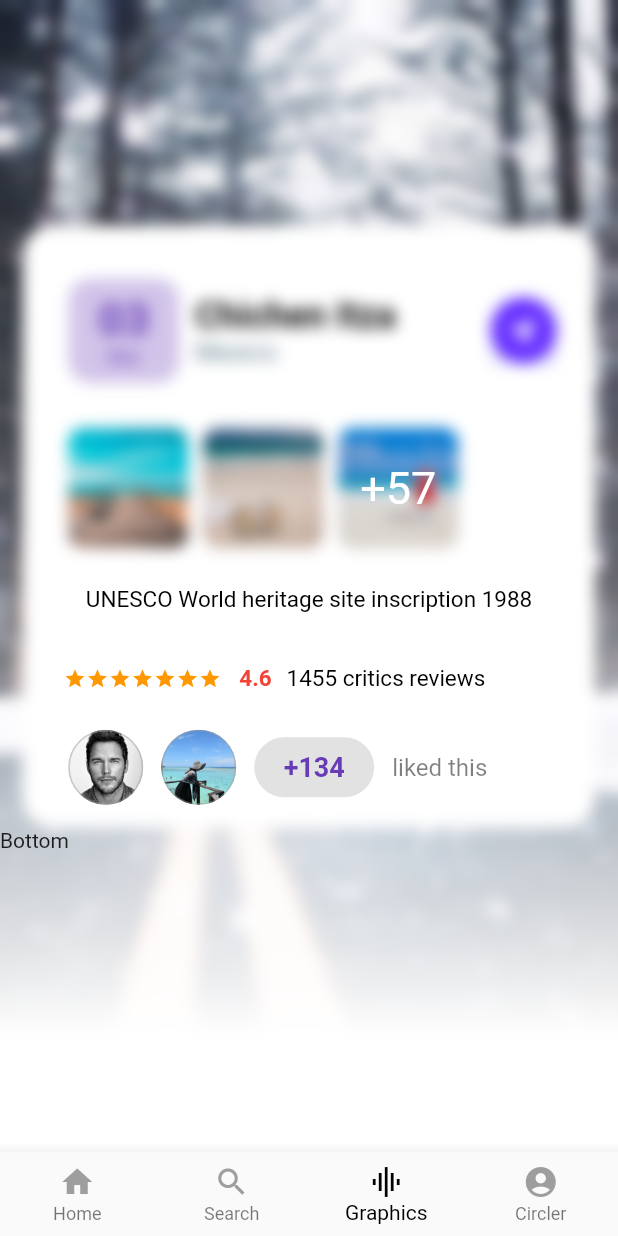
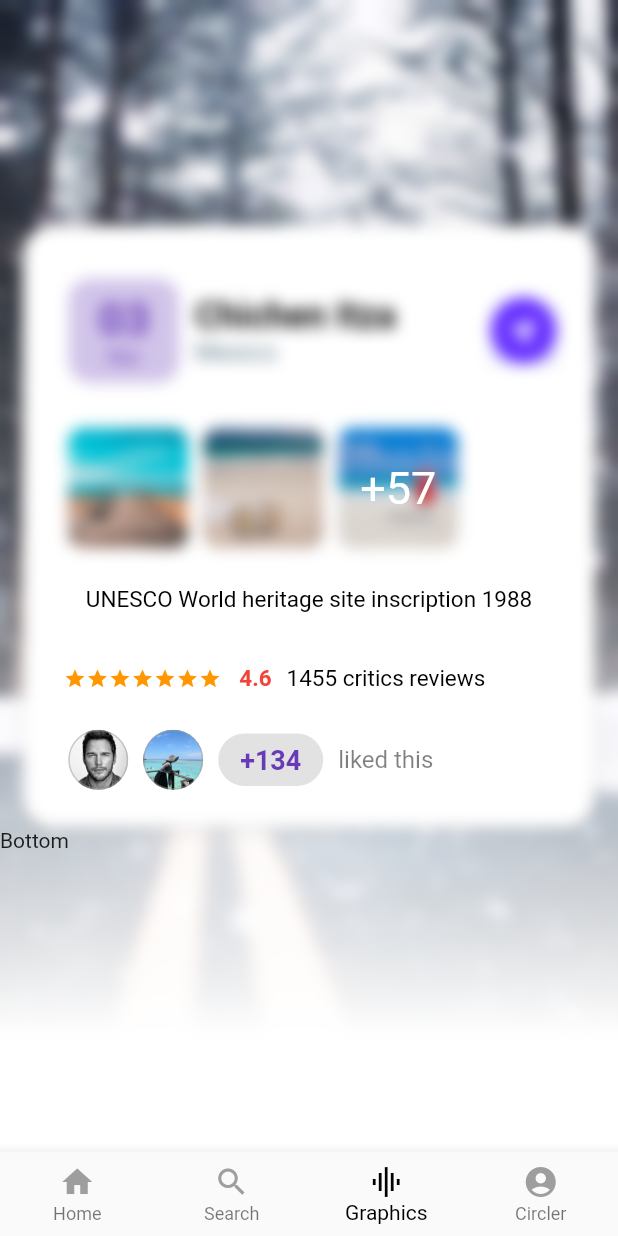
Before and after one commit to 1166544/flutter_travel, a Flutter app: the screen it shows after launch, on a phone screen of 412 x 824 dp. Run offline on Flutter 3.47's test engine with Material 2 defaults, Android fonts, the phone set to English and light mode, and no system bars; project files that could hold a hidden picture were left out.

Commit message:
feat: add shadow

```diff
--- a/lib/pages/PageGraphics.dart
+++ b/lib/pages/PageGraphics.dart
@@ -62,7 +62,15 @@ class _PageGraphicsState extends State<PageGraphics> {
 				  ),
 				  color: Color(0xFFFFFFFF),
 				  shape: BoxShape.rectangle,
-				  borderRadius: BorderRadius.circular(20.0)
+				  borderRadius: BorderRadius.circular(20.0),
+				  boxShadow: [
+					  BoxShadow(
+						  color: Colors.black.withOpacity(0.2),
+						  blurRadius: 1.0,
+						  spreadRadius: 0.5,
+						  offset: Offset(0.0, 1.0),
+					  )
+				  ]
 			  ),
 			  child: Column(
 				children: <Widget>[
@@ -157,16 +165,16 @@ class _PageGraphicsState extends State<PageGraphics> {
 
 					// 第五行
 					Padding(
-						padding: EdgeInsets.fromLTRB(30.0, 10.0, 35.0, 15.0),
+						padding: EdgeInsets.fromLTRB(30.0, 10.0, 35.0, 25.0),
 						child: Row(
 							children: <Widget>[
 								this.buildAvataImage('assets/chris.jpg'),
-								SizedBox(width: 12.0),
+								SizedBox(width: 10.0),
 								this.buildAvataImage('assets/p2.jpg'),
-								SizedBox(width: 12.0),
+								SizedBox(width: 10.0),
 								Container(
-									width: 80.0,
-									height: 40.0,
+									width: 70.0,
+									height: 35.0,
 									decoration: BoxDecoration(
 										color: Colors.grey.withOpacity(0.3),
 										shape: BoxShape.rectangle,
@@ -176,7 +184,7 @@ class _PageGraphicsState extends State<PageGraphics> {
 										child: Text('+134', style: TextStyle(fontSize: 18.0, color: Colors.deepPurple, fontWeight: FontWeight.bold))
 									),
 								),
-								SizedBox(width: 12.0),
+								SizedBox(width: 10.0),
 								Text('liked this', style: TextStyle(fontSize: 16.0, color: Colors.black.withOpacity(0.5))),
 							],
 						),
@@ -190,8 +198,8 @@ class _PageGraphicsState extends State<PageGraphics> {
   /// 构建圆形图片
   Widget buildAvataImage(String imageUrl) {
 	  return Container(
-		  width: 50.0,
-		  height: 50.0,
+		  width: 40.0,
+		  height: 40.0,
 		  decoration: BoxDecoration(
 			  image: DecorationImage(
 				  image: AssetImage(imageUrl),
```
